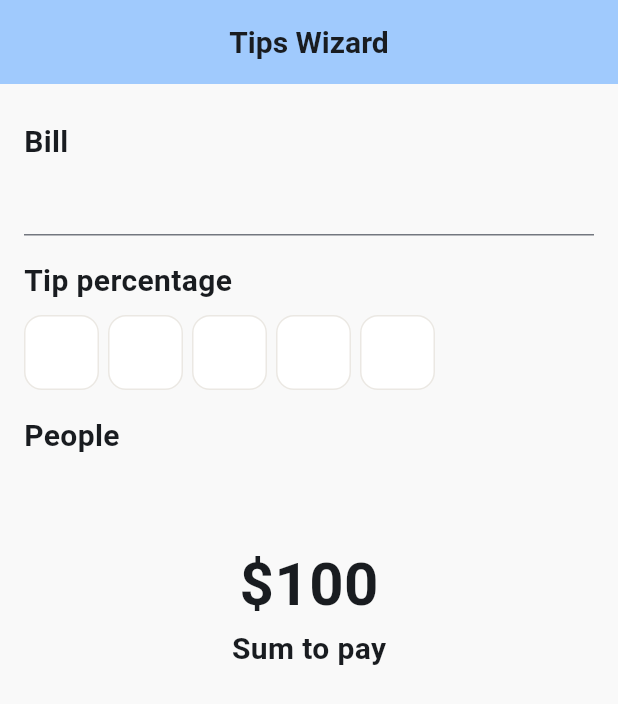
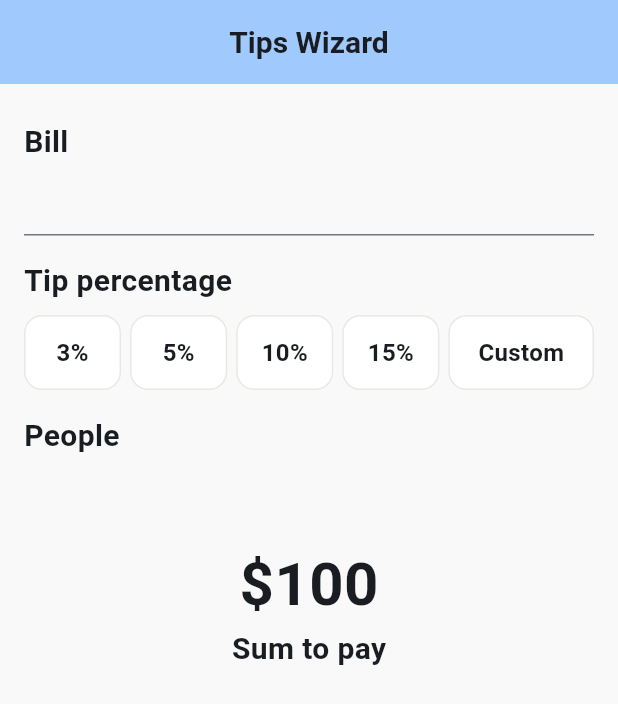
Before and after one commit to fedosovmu/tipwizard, a Flutter app: the screen it shows after launch, on a phone screen of 412 x 824 dp. Shown: the top 704 px of the screen. Run offline on Flutter 3.47's test engine with Material 3 defaults, Android fonts, the light colour scheme and no system bars.

Commit message:
Create buttons

```diff
--- a/lib/features/common/my_button.dart
+++ b/lib/features/common/my_button.dart
@@ -1,12 +1,15 @@
 import 'package:flutter/material.dart';
 import 'package:tipwizard/features/common/my_colors.dart';
+import 'package:tipwizard/features/common/my_fonts.dart';
 import 'package:tipwizard/features/common/my_pressable_builder.dart';
 
 class MyButton extends StatelessWidget {
   final VoidCallback onTap;
+  final String title;
 
   const MyButton({
     required this.onTap,
+    required this.title,
     super.key,
   });
 
@@ -16,7 +19,7 @@ class MyButton extends StatelessWidget {
       onTap: onTap,
       builder: (context, pressed) {
         return Container(
-          width: 50,
+          width: double.infinity,
           height: 50,
           decoration: BoxDecoration(
             borderRadius: BorderRadius.circular(12),
@@ -25,6 +28,12 @@ class MyButton extends StatelessWidget {
             ),
             color: MyColors.white,
           ),
+          child: Center(
+            child: Text(
+              title,
+              style: MyFonts.h4,
+            ),
+          ),
         );
       },
     );
--- a/lib/features/common/my_fonts.dart
+++ b/lib/features/common/my_fonts.dart
@@ -17,4 +17,9 @@ class MyFonts {
     fontSize: 20,
     fontWeight: FontWeight.w600,
   );
+
+  static const h4 = TextStyle(
+    fontSize: 16,
+    fontWeight: FontWeight.w600,
+  );
 }
--- a/lib/features/tip_buttons/tip_buttons.dart
+++ b/lib/features/tip_buttons/tip_buttons.dart
@@ -8,24 +8,44 @@ class TipButtons extends StatelessWidget {
   Widget build(BuildContext context) {
     return Row(
       children: [
-        MyButton(
-          onTap: () {},
+        Expanded(
+          flex: 2,
+          child: MyButton(
+            onTap: () {},
+            title: '3%',
+          ),
         ),
         const SizedBox(width: 6),
-        MyButton(
-          onTap: () {},
+        Expanded(
+          flex: 2,
+          child: MyButton(
+            onTap: () {},
+            title: '5%',
+          ),
         ),
         const SizedBox(width: 6),
-        MyButton(
-          onTap: () {},
+        Expanded(
+          flex: 2,
+          child: MyButton(
+            onTap: () {},
+            title: '10%',
+          ),
         ),
         const SizedBox(width: 6),
-        MyButton(
-          onTap: () {},
+        Expanded(
+          flex: 2,
+          child: MyButton(
+            onTap: () {},
+            title: '15%',
+          ),
         ),
         const SizedBox(width: 6),
-        MyButton(
-          onTap: () {},
+        Expanded(
+          flex: 3,
+          child: MyButton(
+            onTap: () {},
+            title: 'Custom',
+          ),
         ),
       ],
     );
```
